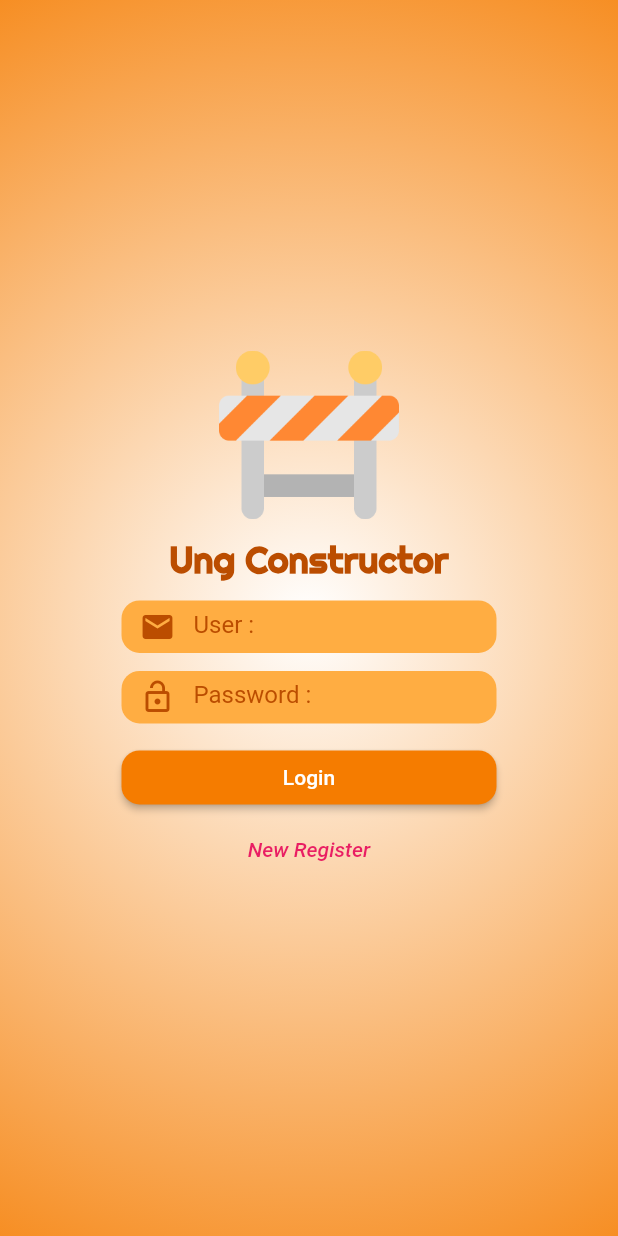
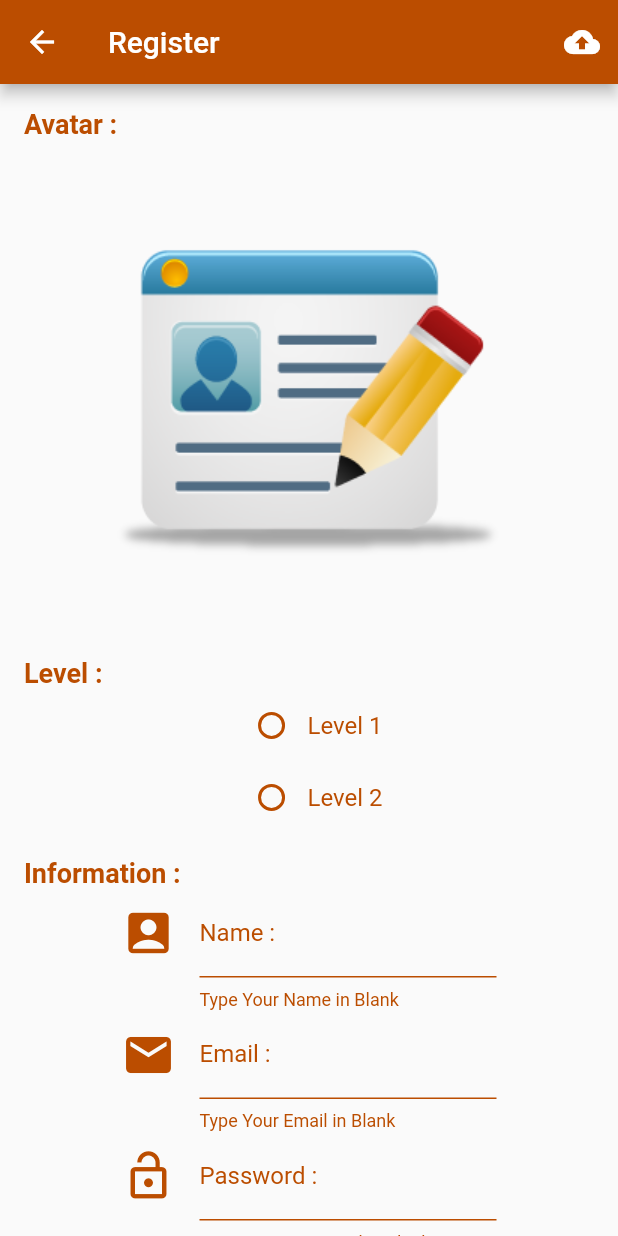
Before and after one commit to masterUNG/UngConstructor_14March, a Flutter app: the screen it shows after launch, after a tap on "New Register", on a phone screen of 412 x 824 dp. Run offline on Flutter 3.47's test engine with Material 2 defaults, Android fonts, the phone set to English and light mode, and no system bars; our stand-ins replace google_fonts, image_picker.

Commit message:
finish 14March

```diff
--- a/lib/main.dart
+++ b/lib/main.dart
@@ -1,4 +1,5 @@
 import 'package:flutter/material.dart';
+import 'package:flutter/services.dart';
 import 'package:ungconstructor14march/widget/authen.dart';
 
 void main() {
@@ -8,7 +9,15 @@ void main() {
 class MyApp extends StatelessWidget {
   @override
   Widget build(BuildContext context) {
+    SystemChrome.setPreferredOrientations(
+      <DeviceOrientation>[
+        DeviceOrientation.portraitUp,
+        DeviceOrientation.portraitDown
+      ],
+    );
     return MaterialApp(
+      theme: ThemeData(primarySwatch: Colors.deepOrange),
+      debugShowCheckedModeBanner: false,
       home: Authen(),
     );
   }
--- /dev/null
+++ b/lib/utility/normal_dialog.dart
@@ -0,0 +1,18 @@
+import 'package:flutter/material.dart';
+
+Future<void> normalDialog(
+    BuildContext context, String title, String message) async {
+  showDialog(
+    context: context,
+    builder: (context) => AlertDialog(
+      title: Text(title),
+      content: Text(message),
+      actions: <Widget>[
+        FlatButton(
+          onPressed: () => Navigator.of(context).pop(),
+          child: Text('OK'),
+        ),
+      ],
+    ),
+  );
+}
--- a/lib/widget/authen.dart
+++ b/lib/widget/authen.dart
@@ -1,6 +1,7 @@
 import 'package:flutter/material.dart';
 import 'package:google_fonts/google_fonts.dart';
 import 'package:ungconstructor14march/utility/my_style.dart';
+import 'package:ungconstructor14march/widget/register.dart';
 
 class Authen extends StatefulWidget {
   @override
@@ -15,7 +16,15 @@ class _AuthenState extends State<Authen> {
     return Container(
       width: 250.0,
       child: FlatButton(
-        onPressed: () {},
+        onPressed: () {
+          print('You Click Register');
+
+          MaterialPageRoute route =
+              MaterialPageRoute(builder: (BuildContext context) {
+            return Register();
+          });
+          Navigator.of(context).push(route);
+        },
         child: Text(
           'New Register',
           style: TextStyle(
@@ -30,11 +39,15 @@ class _AuthenState extends State<Authen> {
   Widget loginButton() {
     return Container(
       width: 250.0,
-      child: RaisedButton(color: MyStyle().primaryColor,
+      child: RaisedButton(
+        color: MyStyle().primaryColor,
         shape: RoundedRectangleBorder(
           borderRadius: BorderRadius.circular(12.0),
         ),
-        child: Text('Login', style: TextStyle(color: Colors.white),),
+        child: Text(
+          'Login',
+          style: TextStyle(color: Colors.white),
+        ),
         onPressed: () {},
       ),
     );
@@ -114,11 +127,13 @@ class _AuthenState extends State<Authen> {
     return Scaffold(
       body: Container(
         decoration: BoxDecoration(
-          gradient: RadialGradient(radius: 1.3,
+          gradient: RadialGradient(
+            radius: 1.3,
             colors: <Color>[Colors.white, MyStyle().primaryColor],
           ),
         ),
         child: Center(
+          child: SingleChildScrollView(
             child: Column(
               mainAxisSize: MainAxisSize.min,
               children: <Widget>[
@@ -136,6 +151,7 @@ class _AuthenState extends State<Authen> {
             ),
           ),
         ),
+      ),
     );
   }
 }
--- /dev/null
+++ b/lib/widget/register.dart
@@ -0,0 +1,281 @@
+import 'dart:io';
+
+import 'package:flutter/material.dart';
+import 'package:image_picker/image_picker.dart';
+import 'package:ungconstructor14march/utility/my_style.dart';
+import 'package:ungconstructor14march/utility/normal_dialog.dart';
+
+class Register extends StatefulWidget {
+  @override
+  _RegisterState createState() => _RegisterState();
+}
+
+class _RegisterState extends State<Register> {
+  // Field
+  String levelString, urlAvatar, name, email, password;
+  File file;
+
+  // Method
+  Widget nameForm() {
+    Color color = MyStyle().darkColor;
+    return Row(
+      mainAxisAlignment: MainAxisAlignment.center,
+      children: <Widget>[
+        Container(
+          width: 250.0,
+          child: TextField(
+            onChanged: (String string) {
+              name = string.trim();
+            },
+            decoration: InputDecoration(
+              enabledBorder: UnderlineInputBorder(
+                borderSide: BorderSide(color: MyStyle().darkColor),
+              ),
+              helperStyle: TextStyle(color: color),
+              helperText: 'Type Your Name in Blank',
+              labelStyle: MyStyle().h3Style,
+              labelText: 'Name :',
+              icon: Icon(
+                Icons.account_box,
+                size: 36.0,
+                color: color,
+              ),
+            ),
+          ),
+        ),
+      ],
+    );
+  }
+
+  Widget emailForm() {
+    Color color = MyStyle().darkColor;
+    return Row(
+      mainAxisAlignment: MainAxisAlignment.center,
+      children: <Widget>[
+        Container(
+          width: 250.0,
+          child: TextField(
+            onChanged: (value) => email = value.trim(),
+            keyboardType: TextInputType.emailAddress,
+            decoration: InputDecoration(
+              enabledBorder: UnderlineInputBorder(
+                borderSide: BorderSide(color: MyStyle().darkColor),
+              ),
+              helperStyle: TextStyle(color: color),
+              helperText: 'Type Your Email in Blank',
+              labelStyle: MyStyle().h3Style,
+              labelText: 'Email :',
+              icon: Icon(
+                Icons.email,
+                size: 36.0,
+                color: color,
+              ),
+            ),
+          ),
+        ),
+      ],
+    );
+  }
+
+  Widget passwordForm() {
+    Color color = MyStyle().darkColor;
+    return Row(
+      mainAxisAlignment: MainAxisAlignment.center,
+      children: <Widget>[
+        Container(
+          width: 250.0,
+          child: TextField(
+            onChanged: (value) => password = value.trim(),
+            decoration: InputDecoration(
+              enabledBorder: UnderlineInputBorder(
+                borderSide: BorderSide(color: MyStyle().darkColor),
+              ),
+              helperStyle: TextStyle(color: color),
+              helperText: 'Type Your Password in Blank',
+              labelStyle: MyStyle().h3Style,
+              labelText: 'Password :',
+              icon: Icon(
+                Icons.lock_open,
+                size: 36.0,
+                color: color,
+              ),
+            ),
+          ),
+        ),
+      ],
+    );
+  }
+
+  Widget level1Button() {
+    return Row(
+      children: <Widget>[
+        Theme(
+          data: Theme.of(context)
+              .copyWith(unselectedWidgetColor: MyStyle().darkColor),
+          child: Radio(
+            value: 'Level1',
+            groupValue: levelString,
+            onChanged: (String string) {
+              setState(() {
+                levelString = string;
+                print('level ==> $levelString');
+              });
+            },
+          ),
+        ),
+        Text(
+          'Level 1',
+          style: MyStyle().h3Style,
+        ),
+      ],
+    );
+  }
+
+  Widget level2Button() {
+    return Row(
+      children: <Widget>[
+        Theme(
+          data: Theme.of(context)
+              .copyWith(unselectedWidgetColor: MyStyle().darkColor),
+          child: Radio(
+            value: 'Level2',
+            groupValue: levelString,
+            onChanged: (String string) {
+              setState(() {
+                levelString = string;
+                print('level ==> $levelString');
+              });
+            },
+          ),
+        ),
+        Text(
+          'Level 2',
+          style: MyStyle().h3Style,
+        ),
+      ],
+    );
+  }
+
+  Widget chooseLevel() {
+    return Row(
+      mainAxisAlignment: MainAxisAlignment.center,
+      children: <Widget>[
+        Column(
+          mainAxisSize: MainAxisSize.min,
+          children: <Widget>[
+            level1Button(),
+            level2Button(),
+          ],
+        ),
+      ],
+    );
+  }
+
+  Widget showTitle(String string) {
+    return Container(
+      margin: EdgeInsets.only(top: 16.0, left: 16.0),
+      child: Text(
+        string,
+        style: MyStyle().h2Style,
+      ),
+    );
+  }
+
+  Widget showAvatar() {
+    return GestureDetector(
+      onTap: () {
+        print('Click Avatar');
+        chooseDevices();
+      },
+      child: Container(
+        width: MediaQuery.of(context).size.width,
+        height: MediaQuery.of(context).size.height * 0.4,
+        padding: EdgeInsets.all(16.0),
+        child:
+            file == null ? Image.asset('images/avatar.png') : Image.file(file),
+      ),
+    );
+  }
+
+  Future<void> chooseDevices() async {
+    showDialog(
+        context: context,
+        builder: (BuildContext buildContext) {
+          return AlertDialog(
+            title: Text('Choose Device ?'),
+            content: Text('Please Choose Camera or Gallery ?'),
+            actions: <Widget>[
+              chooseFlash(ImageSource.camera, 'Camera'),
+              chooseFlash(ImageSource.gallery, 'Gallery')
+            ],
+          );
+        });
+  }
+
+  Widget chooseFlash(ImageSource imageSource, String string) {
+    return FlatButton(
+      onPressed: () {
+        chooseAvatar(imageSource);
+        Navigator.of(context).pop();
+      },
+      child: Text(string),
+    );
+  }
+
+  Future<void> chooseAvatar(ImageSource imageSource) async {
+    try {
+      var object = await ImagePicker.pickImage(
+        source: imageSource,
+        maxWidth: 800.0,
+        maxHeight: 800.0,
+      );
+      setState(() {
+        file = object;
+      });
+    } catch (e) {}
+  }
+
+  Widget registerButton() {
+    return IconButton(
+      icon: Icon(Icons.cloud_upload),
+      onPressed: () {
+        if (file == null) {
+          normalDialog(context, 'No Avatar', 'Please Choose Camera or Gallery');
+        } else if (levelString == null) {
+          normalDialog(context, 'No Level', 'Please Choose Level');
+        } else if (name == null ||
+            name.isEmpty ||
+            email == null ||
+            email.isEmpty ||
+            password == null ||
+            password.isEmpty) {
+          normalDialog(context, 'Have Space', 'Please Fill Every Blank');
+        } else {}
+      },
+    );
+  }
+
+  @override
+  Widget build(BuildContext context) {
+    return Scaffold(
+      body: ListView(
+        padding: EdgeInsets.only(bottom: 100.0),
+        children: <Widget>[
+          showTitle('Avatar :'),
+          showAvatar(),
+          showTitle('Level :'),
+          chooseLevel(),
+          showTitle('Information :'),
+          nameForm(),
+          emailForm(),
+          passwordForm(),
+        ],
+      ),
+      appBar: AppBar(
+        actions: <Widget>[registerButton()],
+        backgroundColor: MyStyle().darkColor,
+        title: Text('Register'),
+      ),
+    );
+  }
+}
--- a/pubspec.yaml
+++ b/pubspec.yaml
@@ -25,6 +25,7 @@ dependencies:
   # Use with the CupertinoIcons class for iOS style icons.
   cupertino_icons: ^0.1.3
   google_fonts: ^0.3.9
+  image_picker: ^0.6.3+4
 
 dev_dependencies:
   flutter_test:
```
Also changed, not shown: images/avatar.png (added), pubspec.lock. Lines whose indentation alone changed are shown as unchanged.
